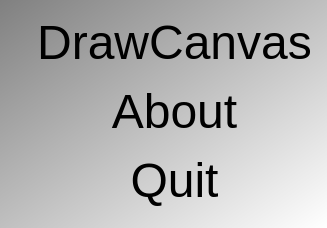
This is Tools/ToolTestDrawCanvas/qttestdrawcanvasmenudialog.ui in richelbilderbeek/ProjectRichelBilderbeek as Qt 5 draws it before an edit. The edited form follows.
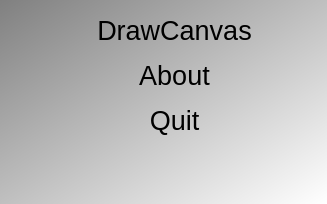
This is the edited form. Icons and pictures are not drawn.

```diff
--- a/Tools/ToolTestDrawCanvas/qttestdrawcanvasmenudialog.ui
+++ b/Tools/ToolTestDrawCanvas/qttestdrawcanvasmenudialog.ui
@@ -6,8 +6,8 @@
    <rect>
     <x>0</x>
     <y>0</y>
-    <width>296</width>
-    <height>228</height>
+    <width>327</width>
+    <height>204</height>
    </rect>
   </property>
   <property name="font">
@@ -24,7 +24,7 @@
 }
 QPushButton { background-color: rgb(255, 255, 255);  }
 QPushButton { color: rgb(0,0,0); }
-QPushButton { font: 48px  }</string>
+QPushButton { font: 48px &quot;Courier New&quot;/courier/monospace }</string>
   </property>
   <layout class="QFormLayout" name="formLayout">
    <property name="fieldGrowthPolicy">
```
